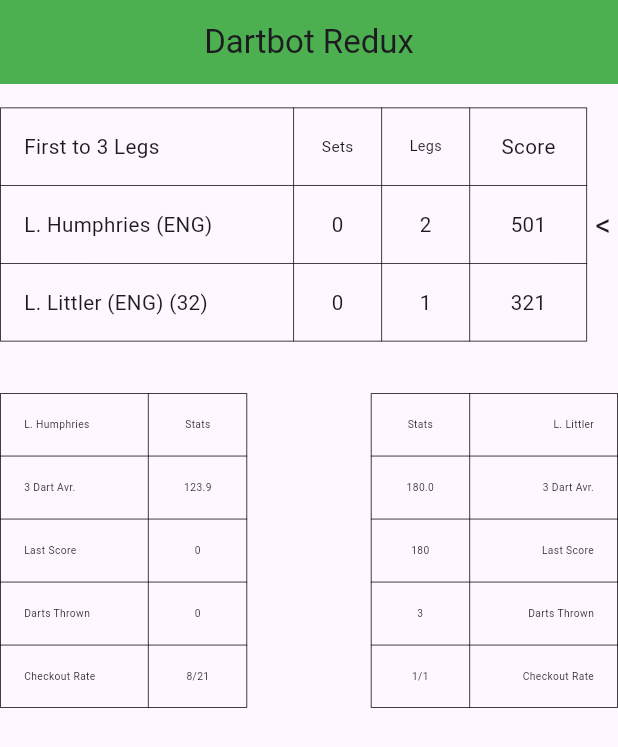
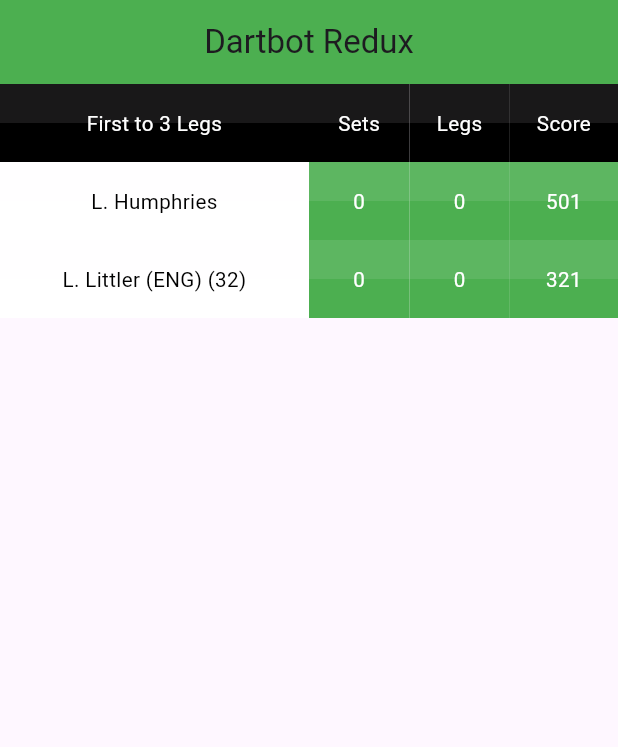
Before and after one commit to BartekSienko/dartbot-redux, a Flutter app: the screen it shows after launch, on a phone screen of 412 x 824 dp. Shown: the top 747 px of the screen. Run offline on Flutter 3.47's test engine with Material 3 defaults, Android fonts, the phone set to English and light mode, and no system bars.

Commit message:
Exported Scoreboard into a Widget

```diff
--- a/dartbot_redux/lib/frontend/mainmenu.dart
+++ b/dartbot_redux/lib/frontend/mainmenu.dart
@@ -1,3 +1,5 @@
+import 'package:dartbot_redux/backend/match_engine/dartPlayer.dart';
+import 'package:dartbot_redux/frontend/match_menu/widgets/scoreboard.dart';
 import 'package:flutter/material.dart';
 
 
@@ -10,11 +12,19 @@ class MainMenu extends StatefulWidget{
 
 class _MainMenuState extends State<MainMenu> {
 
-  String playerName = "L. Humphries";
-  String natCode = " (ENG)";
-  double player3DA = 123.9;
-  int playerScore = 501;
-  int playerDartThrown = 0;
+
+  DartPlayer player1 = DartPlayer("L. Humphries", 10.0);
+  DartPlayer player2 = DartPlayer("L. Littler (ENG) (32)", 10.0);
+
+  @override
+  void initState(){
+    super.initState();
+    player1.score = 501;
+    player2.score = 321;
+
+    player2.dartThrow(180, true, 0);
+  }
+
 
 
 
@@ -22,7 +32,6 @@ class _MainMenuState extends State<MainMenu> {
 
   @override
   Widget build(BuildContext context) {
-    double screenWidth = MediaQuery.of(context).size.width;
     return MaterialApp(
       debugShowCheckedModeBanner: false,
       home: Scaffold(
@@ -34,9 +43,9 @@ class _MainMenuState extends State<MainMenu> {
 
         body: Column(
             children: [
-              Expanded(flex: 20, child: createScoreboard(screenWidth)),
+              Expanded(flex: 20, child: Scoreboard(player1: player1, player2: player2)),
               Expanded(flex: 2, child: Container()),
-              Expanded(flex: 10, child: createLegStats(screenWidth)),
+              //Expanded(flex: 10, child: createLegStats(screenWidth)),
               Expanded(flex: 50, child: Container()),
             ]
           ),
@@ -45,56 +54,41 @@ class _MainMenuState extends State<MainMenu> {
   }
 
 
-  Widget createScoreboard(double screenWidth) {
-    double nameFontSize = screenWidth / 30;
-    double numberFontSize = screenWidth / 30;
-    return Row(
-      children: [
-        Expanded(flex: 95,
-          child: Table(
-            border: TableBorder.all(color: Colors.black, width: 0.5), // Full border and cell borders
+Widget buildScoreText(String text, double fontSize, Color textColor, Color backgroundColor) {
+  return Stack(
+    children: [
 
-            columnWidths: {
-              0: FlexColumnWidth(6),
-              1: FlexColumnWidth(1.8),
-              2: FlexColumnWidth(1.8),
-              3: FlexColumnWidth(2.4)
-            },
-            defaultVerticalAlignment: TableCellVerticalAlignment.middle,
-            children: [
-               TableRow(children: [
-                buildScoreText("First to 3 Legs", nameFontSize),
-                Center(child: buildScoreText("Sets", nameFontSize * 0.75)),
-                Center(child: buildScoreText("Legs", nameFontSize * 0.70)),
-                Center(child: buildScoreText("Score", nameFontSize)),
-              ]),
-                TableRow(children: [
-                  buildScoreText(playerName + natCode, nameFontSize),
-                  Center(child: buildScoreText("0", numberFontSize)),
-                  Center(child: buildScoreText("2", numberFontSize )),
-                  Center(child: buildScoreText("501", numberFontSize)),
-              ]),
-              TableRow(children: [
-                buildScoreText("L. Littler (ENG) (32)", nameFontSize),
-                Center(child: buildScoreText("0", numberFontSize)),
-                Center(child: buildScoreText("1", numberFontSize)),
-                Center(child: buildScoreText("321", numberFontSize)),
-              ]),
-            ],
+      Positioned.fill(
+        child: Column(
+          children: [
+            Expanded(
+              child: Container(color: backgroundColor.withAlpha(230)),
+            ),
+            Expanded(
+              child: Container(color: backgroundColor),
+            ),
+          ],
+        ),
+      ),
+
+      Container(
+        alignment: Alignment.center,
+        padding: const EdgeInsets.all(16),  // Padding inside container, not outside
+        child: Text(
+            text,
+            style: TextStyle(
+              fontSize: fontSize,
+              color: textColor,
+            ),
+            textAlign: TextAlign.center,
+          ),
           )
-        ),
-        Expanded(
-          flex: 5,
-          child: FractionalTranslation(translation: Offset(0, 5/3 * playerOrder),
-            child: Align(
-            alignment: Alignment.centerLeft,
-            child: Text(" <", style: TextStyle(fontSize: numberFontSize * 1.5),))))
-      ]
-    );
+    ],
 
-  }
+  );
+}
 
-
+/**
   Widget createLegStats(double screenWidth) {
     double statFontSize = screenWidth / 60;
     return Row(
@@ -142,7 +136,7 @@ class _MainMenuState extends State<MainMenu> {
     );
 
   }
-
+*/
 
   Widget buildStatText(String text, double fontSize, bool alignRight) {
 
@@ -161,7 +155,7 @@ class _MainMenuState extends State<MainMenu> {
   }
 
    // Helper method to center text with padding
-  Widget buildScoreText(String text, double fontSize) {
+  Widget buildScoreText2(String text, double fontSize) {
     return Padding(
       padding: EdgeInsets.all(16), // Adjust padding as needed
       child: Text(
--- /dev/null
+++ b/dartbot_redux/lib/frontend/match_menu/widgets/scoreboard.dart
@@ -0,0 +1,113 @@
+import 'package:dartbot_redux/backend/match_engine/dartPlayer.dart';
+import 'package:flutter/material.dart';
+
+
+class Scoreboard extends StatefulWidget{
+  final DartPlayer player1;
+  final DartPlayer player2;
+
+  const Scoreboard({
+    super.key,
+    required this.player1,
+    required this.player2,
+  });
+
+  @override
+  State<Scoreboard> createState() => _ScoreboardState();
+
+}
+
+class _ScoreboardState extends State<Scoreboard> {
+  late DartPlayer player1;
+  late DartPlayer player2;
+
+
+  @override
+  void initState() {
+    super.initState();
+    player1 = widget.player1;
+    player2 = widget.player2;
+  }
+
+  @override
+  Widget build(BuildContext context) {
+  double screenWidth = MediaQuery.of(context).size.width;
+
+
+
+
+  double nameFontSize = screenWidth / 30;
+  double numberFontSize = screenWidth / 30;
+  Color topRowTextColor = Colors.white;
+  Color topRowBGColor = Colors.black;
+  Color nameTextColor = Colors.black;
+  Color nameBGColor = Colors.white;
+  Color numberTextColor = Colors.white;
+  Color numberBGColor = Colors.green;
+
+  return Table(
+          columnWidths: {
+            0: FlexColumnWidth(6),
+            1: FlexColumnWidth(1.95),
+            2: FlexColumnWidth(1.95),
+            3: FlexColumnWidth(2.1),
+          },
+          defaultVerticalAlignment: TableCellVerticalAlignment.top,
+          children: [
+            TableRow(children: [
+              buildScoreText("First to 3 Legs", nameFontSize, topRowTextColor, topRowBGColor),
+              buildScoreText("Sets", nameFontSize, topRowTextColor, topRowBGColor),
+              buildScoreText("Legs", nameFontSize, topRowTextColor, topRowBGColor),
+              buildScoreText("Score", nameFontSize, topRowTextColor, topRowBGColor),
+            ]),
+            TableRow(children: [
+              buildScoreText(player1.name, nameFontSize, nameTextColor, nameBGColor),
+              buildScoreText(player1.sets.toString(), numberFontSize, numberTextColor, numberBGColor),
+              buildScoreText(player1.legs.toString(), numberFontSize, numberTextColor, numberBGColor),
+              buildScoreText(player1.score.toString(), numberFontSize, numberTextColor, numberBGColor),
+            ]),
+            TableRow(children: [
+              buildScoreText(player2.name, nameFontSize, nameTextColor, nameBGColor),
+              buildScoreText(player2.sets.toString(), numberFontSize, numberTextColor, numberBGColor),
+              buildScoreText(player2.legs.toString(), numberFontSize, numberTextColor, numberBGColor),
+              buildScoreText(player2.score.toString(), numberFontSize, numberTextColor, numberBGColor),
+            ]),
+          ],
+        );
+  }
+
+  Widget buildScoreText(String text, double fontSize, Color textColor, Color backgroundColor) {
+  return Stack(
+    children: [
+
+      Positioned.fill(
+        child: Column(
+          children: [
+            Expanded(
+              child: Container(color: backgroundColor.withAlpha(230)),
+            ),
+            Expanded(
+              child: Container(color: backgroundColor),
+            ),
+          ],
+        ),
+      ),
+
+      Container(
+        alignment: Alignment.center,
+        padding: const EdgeInsets.all(16),  // Padding inside container, not outside
+        child: Text(
+            text,
+            style: TextStyle(
+              fontSize: fontSize,
+              color: textColor,
+            ),
+            textAlign: TextAlign.center,
+          ),
+          )
+    ],
+
+  );
+}
+
+}
```
